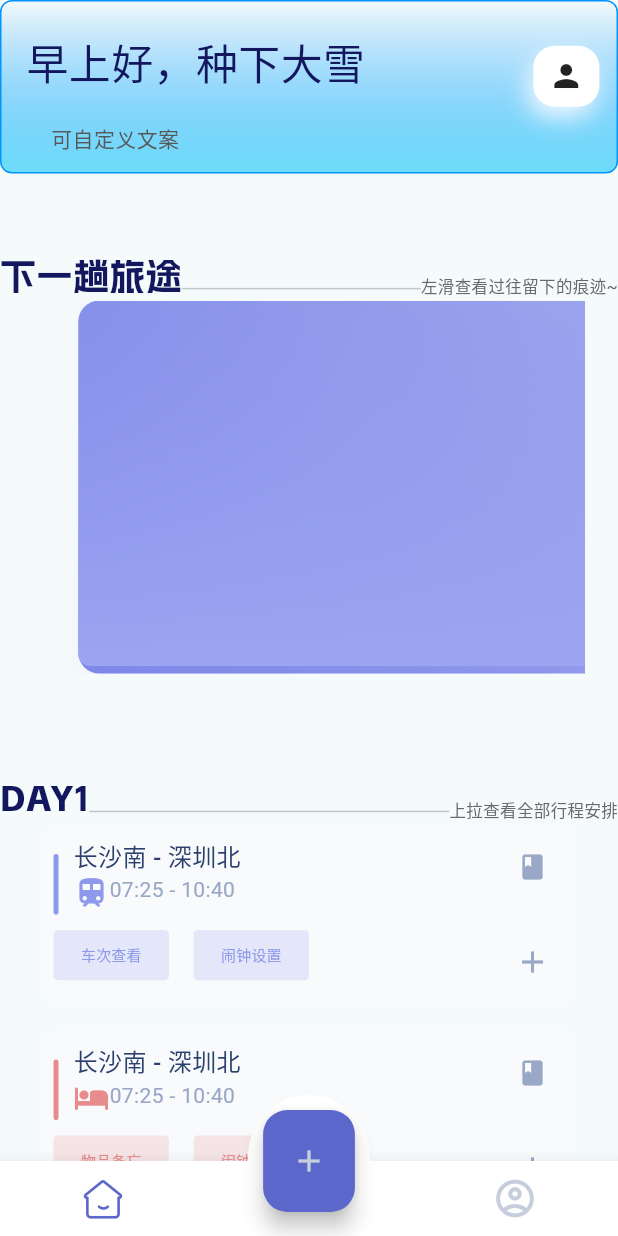
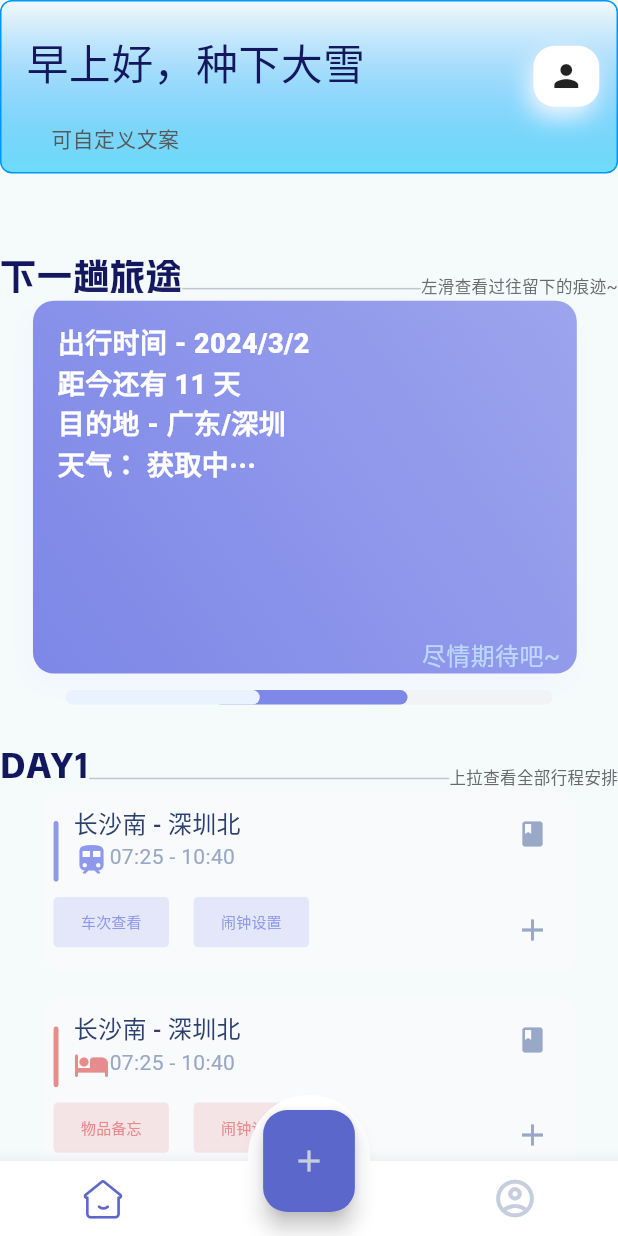
Before and after one commit to plantSnow/Pirt, a Flutter app: the screen it shows after launch, on a phone screen of 412 x 824 dp. Run offline on Flutter 3.47's test engine with Material 3 defaults, Android fonts, the phone set to English and light mode, and no system bars; Roboto replaces fonts that are missing (YuYang).

Commit message:
7.21 12:47

```diff
--- a/lib/pages/home_page.dart
+++ b/lib/pages/home_page.dart
@@ -5,7 +5,8 @@ import '../widgets/HomePage/text_show.dart';
 import '../widgets/HomePage/plan_detail.dart';
 
 class HomePage extends StatelessWidget {
-  const HomePage({super.key});
+  final String info;
+  const HomePage({super.key, required this.info});
 
   @override
   Widget build(BuildContext context) {
@@ -18,11 +19,14 @@ class HomePage extends StatelessWidget {
       // TODO: 这里的页面滑动方式不对
       child: ListView(
         children: [
-          const TopBar(),
+          const TopBar(
+            greetingText: "早上好，种下大雪",
+            userChangableText: "可自定义文案",
+          ),
           SizedBox(
             height: (50/812)*screenHeight,),
           const TextShow(boldText: '下一趟旅途', text: '左滑查看过往留下的痕迹~'),
-          const InfoDisplay(info: '出行时间 - 2024/3/2\n距今还有 11 天\n目的地 - 广东/深圳\n天气： 获取中···',),
+          InfoDisplay(info: info,),
           const TextShow(boldText: 'DAY1', text: '上拉查看全部行程安排'),
           // SizedBox(
             // width: screenWidth,
--- a/lib/pages/splash_page.dart
+++ b/lib/pages/splash_page.dart
@@ -1,5 +1,4 @@
 import 'package:flutter/material.dart';
-import 'package:flutter/widgets.dart';
 
 class SplashPage extends StatelessWidget {
   const SplashPage({super.key});
--- a/lib/widgets/HomePage/bottom_tab.dart
+++ b/lib/widgets/HomePage/bottom_tab.dart
@@ -15,7 +15,7 @@ class _BottomTabsState extends State<BottomTabs> {
 // TODO: 翻页动画不好看(?)
   int _currentIndex=0;
   final List<Widget> _pages=const [
-    HomePage(),
+    HomePage(info: '出行时间 - 2024/3/2\n距今还有 11 天\n目的地 - 广东/深圳\n天气： 获取中···',),
     AddPlan(),
     User(),
   ];
--- a/lib/widgets/HomePage/info_display.dart
+++ b/lib/widgets/HomePage/info_display.dart
@@ -1,4 +1,64 @@
 import 'package:flutter/material.dart';
+
+// TODO: 稀烂的, 功能完全没做出来, 这只是个图形
+class InfoArrow extends StatefulWidget {
+  const InfoArrow({super.key});
+
+  @override
+  State<InfoArrow> createState() => _InfoArrowState();
+}
+
+class _InfoArrowState extends State<InfoArrow> {
+  @override
+  Widget build(BuildContext context) {
+    return SizedBox(
+    width: 324.54,
+    height: 9.67,
+    child: Stack(
+        children:[
+            Positioned.fill(
+                child: Align(
+                    alignment: Alignment.topRight,
+                    child: Container(
+                        width: 129.43,
+                        height: 9.67,
+                        decoration: BoxDecoration(
+                            borderRadius: BorderRadius.circular(8),
+                            color: const Color(0xfff2f3f5),
+                        ),
+                    ),
+                ),
+            ),
+            Positioned(
+                left: 98.52,
+                top: 0,
+                child: Container(
+                    width: 129.43,
+                    height: 9.67,
+                    decoration: BoxDecoration(
+                        borderRadius: BorderRadius.circular(8),
+                        color: const Color(0xff7d88e7),
+                    ),
+                ),
+            ),
+            Positioned.fill(
+                child: Align(
+                    alignment: Alignment.topLeft,
+                    child: Container(
+                        width: 129.43,
+                        height: 9.67,
+                        decoration: BoxDecoration(
+                            borderRadius: BorderRadius.circular(8),
+                            color: const Color(0xffe8f3ff),
+                        ),
+                    ),
+                ),
+            ),
+        ],
+    ),
+);
+  }
+}
 
 class InfoDisplay extends StatelessWidget {
   final String info;
@@ -14,19 +74,7 @@ class InfoDisplay extends StatelessWidget {
         width: (335/375)*screenWidth,
         child: Stack(children: [
           Positioned(
-            left: (32.25/375)*screenWidth,
-            bottom: 0,
-            child: Container(
-              width: (294.31/375)*screenWidth,
-              height: (164.43/812)*screenHeight,
-              decoration: BoxDecoration(
-                borderRadius: BorderRadius.circular(14),
-                color: const Color(0xff7d87e7),
-              ),
-            )
-          ),
-          Positioned(
-            left: (27.5/375)*screenWidth,
+            // left: (5/375)*screenWidth,
             child: Container(
               width: (330/375)*screenWidth,
               height: (245/812)*screenHeight,
@@ -39,30 +87,49 @@ class InfoDisplay extends StatelessWidget {
                       offset: Offset(-3, 7),
                   ),
                 ],
-                gradient: const LinearGradient(begin: Alignment.bottomLeft, end: Alignment.topRight, colors: [Color(0xff7d87e7), Color(0xbc7d87e7)], ),
+                gradient: const LinearGradient(
+                  begin: Alignment.bottomLeft,
+                  end: Alignment.topRight,
+                  colors: [
+                    Color(0xff7d87e7),
+                    Color(0xbc7d87e7)
+                  ],
+                ),
               ),
             )
           ),
           Positioned(
-            left: (27.5/375)*screenWidth,
-            child: Container(
-              width: (330/375)*screenWidth,
-              height: (240/812)*screenHeight,
-              decoration: BoxDecoration(
-                borderRadius: BorderRadius.circular(8),
-                gradient: const LinearGradient(
-                  begin: Alignment.topCenter,
-                  end: Alignment.bottomCenter,
-                  colors: [Color(0x009ca5f2), Color(0xff9ca5f2)],
-                ),
+            left: (15/375)*screenWidth,
+            top: (15/812)*screenHeight,
+            child: Text(
+              info,
+              style: const TextStyle(
+                color: Colors.white,
+                fontSize: 18,
+                fontWeight: FontWeight.w900
               ),
             )
-          )
+          ),
+          Positioned(
+            bottom: 0,
+            right: (15/375)*screenWidth,
+            child: const Text(
+              '尽情期待吧~',
+              style: TextStyle(
+                color: Color(0xbfcdecff),
+                fontSize: 16
+              ),
+            )
+          ),
         ])
       ),
       SizedBox(
-        height: (30/375)*screenHeight,
+        height: (20/375)*screenHeight,
         width: screenWidth,
+        child: Column(children: [
+          SizedBox(height: (10/375)*screenWidth,),
+          const InfoArrow()
+        ]),
       )
     ]);
   }
--- a/lib/widgets/HomePage/top_bar.dart
+++ b/lib/widgets/HomePage/top_bar.dart
@@ -1,22 +1,25 @@
 import 'package:flutter/material.dart';
 
 class TopBar extends StatefulWidget {
-  const TopBar({super.key});
+  final String greetingText;
+  final String userChangableText;
+  const TopBar({super.key, required this.greetingText, required this.userChangableText});
 
   @override
-  State<TopBar> createState() => _TopBarState();
+  // ignore: no_logic_in_create_state
+  State<TopBar> createState() => _TopBarState(greetingText: greetingText, userChangableText: userChangableText);
 }
 
 class _TopBarState extends State<TopBar> {
+  String greetingText;
+  String userChangableText;
+
+  _TopBarState({required this.greetingText, required this.userChangableText});
   @override
   Widget build(BuildContext context) {
     double screenHeight = MediaQuery.of(context).size.height;
     double screenWidth = MediaQuery.of(context).size.width;
     // TODO: 文案待更改
-    // ignore: constant_identifier_names
-    const String GreetingText = "早上好，种下大雪";
-    // ignore: constant_identifier_names
-    const String UserChangableText = "可自定义文案";
     return Container(
       //顶部显示栏的背景颜色
       width: (360/375)*screenWidth,
@@ -38,8 +41,7 @@ class _TopBarState extends State<TopBar> {
             child: SizedBox(
               width: (40/360)*screenWidth,
               height: (40/360)*screenWidth,
-              child: Stack(
-                children: [
+              child: Stack(children: [
                   Positioned.fill(
                     child: Align(
                       alignment: Alignment.bottomRight,
@@ -78,9 +80,9 @@ class _TopBarState extends State<TopBar> {
           Positioned(
             left: (30/375)*screenWidth,
             top: (80/812)*screenHeight,
-            child: const Text(
-              UserChangableText,
-              style: TextStyle(
+            child: Text(
+              userChangableText,
+              style: const TextStyle(
                 color: Color(0xff575757),
                 fontSize: 14,
               ),
@@ -89,9 +91,9 @@ class _TopBarState extends State<TopBar> {
           Positioned(
             left: (15/375)*screenWidth,
             top: (20/812)*screenHeight,
-            child: const Text(
-              GreetingText,
-              style: TextStyle(
+            child: Text(
+              greetingText,
+              style: const TextStyle(
                 color: Color(0xff12175e),
                 fontSize: 28,
                 fontFamily: "Roboto",//TODO: 字体待更改
```
